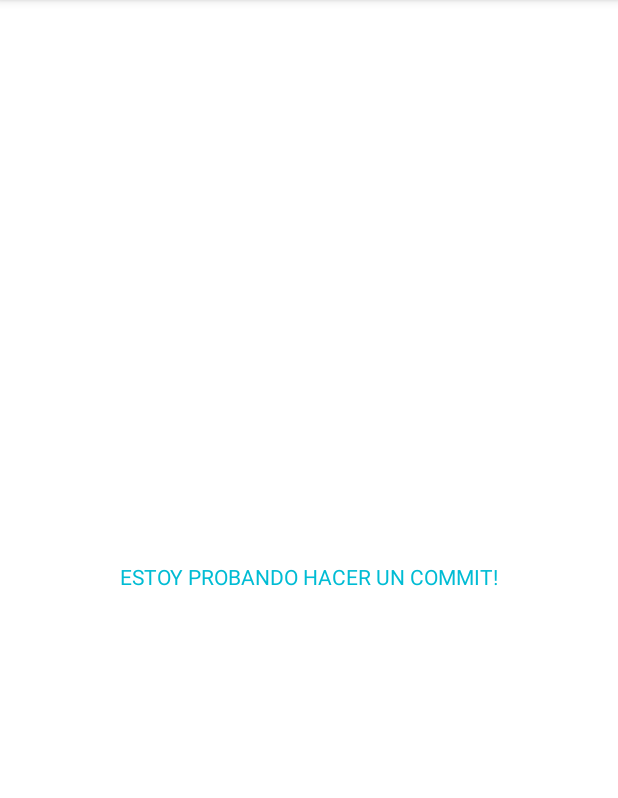
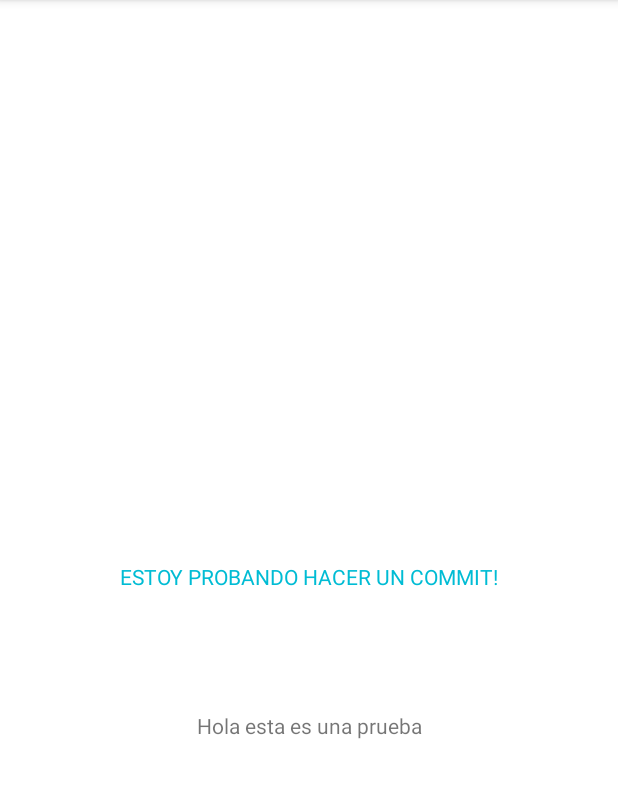
Before and after one commit to salvadorGon/ControlDeNota2021, an Android app: the screen it shows after launch (MainActivity), on a phone screen of 412 x 824 dp, the part 84-882 px from its top. Run offline under Robolectric (Android 15) with nearby library versions, the phone set to English and light mode, and no system bars.

Commit message:
Prueba 1
Solo se agrego un texview que pronto eliminaremos

```diff
--- a/app/src/main/res/layout/activity_main.xml
+++ b/app/src/main/res/layout/activity_main.xml
@@ -7,6 +7,7 @@
     tools:context=".MainActivity">
 
     <TextView
+        android:id="@+id/textView2"
         android:layout_width="wrap_content"
         android:layout_height="wrap_content"
         android:text="ESTOY PROBANDO HACER UN COMMIT!"
@@ -17,4 +18,14 @@
         app:layout_constraintRight_toRightOf="parent"
         app:layout_constraintTop_toTopOf="parent" />
 
+    <TextView
+        android:id="@+id/Salvador"
+        android:layout_width="wrap_content"
+        android:layout_height="wrap_content"
+        android:layout_marginTop="80dp"
+        android:text="Hola esta es una prueba"
+        app:layout_constraintEnd_toEndOf="parent"
+        app:layout_constraintStart_toStartOf="parent"
+        app:layout_constraintTop_toBottomOf="@+id/textView2" />
+
 </androidx.constraintlayout.widget.ConstraintLayout>
```
